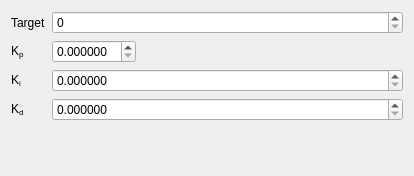
The window that src/util/FormPID.ui (lcnsqr/neblinux) describes before a commit, drawn with Qt 5.
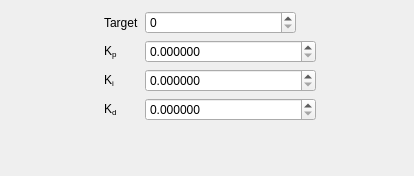
The same window after the commit.

Commit message: Fild width limits

Patch:
```diff
--- a/src/util/FormPID.ui
+++ b/src/util/FormPID.ui
@@ -40,7 +40,7 @@
      </property>
      <property name="maximumSize">
       <size>
-       <width>16777215</width>
+       <width>151</width>
        <height>29</height>
       </size>
      </property>
@@ -81,7 +81,7 @@
      </property>
      <property name="maximumSize">
       <size>
-       <width>16777215</width>
+       <width>171</width>
        <height>29</height>
       </size>
      </property>
@@ -104,7 +104,7 @@
     <widget class="QDoubleSpinBox" name="cPID1">
      <property name="maximumSize">
       <size>
-       <width>16777215</width>
+       <width>171</width>
        <height>29</height>
       </size>
      </property>
@@ -130,7 +130,7 @@
     <widget class="QDoubleSpinBox" name="cPID2">
      <property name="maximumSize">
       <size>
-       <width>16777215</width>
+       <width>171</width>
        <height>29</height>
       </size>
      </property>
```
The commit also changes 3 other files.
